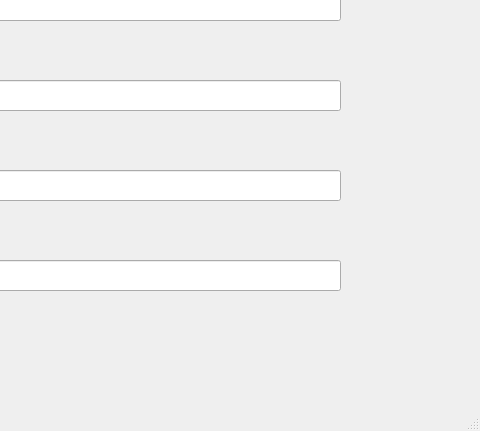
The window that Examen 1/Convertidor/mainwindow.ui (Tirus214/Proyectos-Estructuras) describes before a commit, drawn with Qt 5; both pictures show x 320 to 800 and y 169 to 600 of the 800 by 600 pixel window.
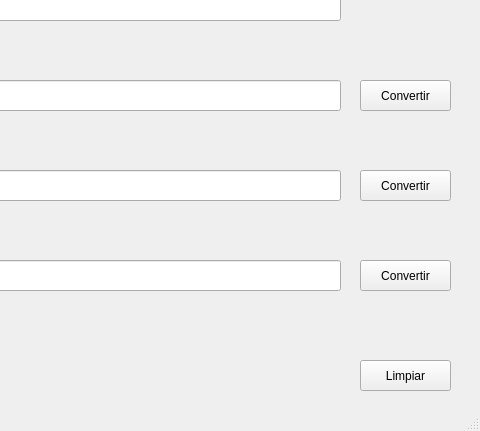
The same window after the commit.

Patch:
```diff
--- a/Examen 1/Convertidor/mainwindow.ui
+++ b/Examen 1/Convertidor/mainwindow.ui
@@ -366,6 +366,58 @@
      <string>.</string>
     </property>
    </widget>
+   <widget class="QPushButton" name="pushButton">
+    <property name="geometry">
+     <rect>
+      <x>680</x>
+      <y>320</y>
+      <width>91</width>
+      <height>31</height>
+     </rect>
+    </property>
+    <property name="text">
+     <string>Convertir</string>
+    </property>
+   </widget>
+   <widget class="QPushButton" name="pushButton_2">
+    <property name="geometry">
+     <rect>
+      <x>680</x>
+      <y>510</y>
+      <width>91</width>
+      <height>31</height>
+     </rect>
+    </property>
+    <property name="text">
+     <string>Limpiar</string>
+    </property>
+   </widget>
+   <widget class="QPushButton" name="pushButton_3">
+    <property name="geometry">
+     <rect>
+      <x>680</x>
+      <y>230</y>
+      <width>91</width>
+      <height>31</height>
+     </rect>
+    </property>
+    <property name="text">
+     <string>Convertir</string>
+    </property>
+   </widget>
+   <widget class="QPushButton" name="pushButton_4">
+    <property name="geometry">
+     <rect>
+      <x>680</x>
+      <y>410</y>
+      <width>91</width>
+      <height>31</height>
+     </rect>
+    </property>
+    <property name="text">
+     <string>Convertir</string>
+    </property>
+   </widget>
   </widget>
   <widget class="QMenuBar" name="menubar">
    <property name="geometry">
```
